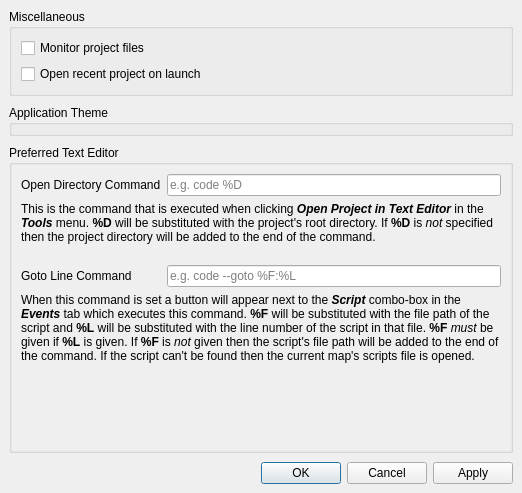
Qt form forms/preferenceeditor.ui (huderlem/porymap) before a commit.
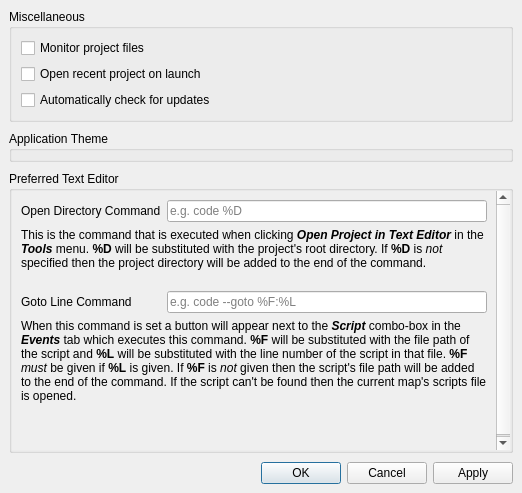
The same form after that commit.

Commit message: Add check for updates setting

```diff
--- a/forms/preferenceeditor.ui
+++ b/forms/preferenceeditor.ui
@@ -38,6 +38,16 @@
          </property>
         </widget>
        </item>
+       <item>
+        <widget class="QCheckBox" name="checkBox_CheckForUpdates">
+         <property name="toolTip">
+          <string>If checked, Porymap will automatically alert you on startup if a new release is available</string>
+         </property>
+         <property name="text">
+          <string>Automatically check for updates</string>
+         </property>
+        </widget>
+       </item>
       </layout>
      </widget>
     </item>
```
Left out of the diff: 6 changed lines with no effect on the pictures. The commit also changes 5 other files.
